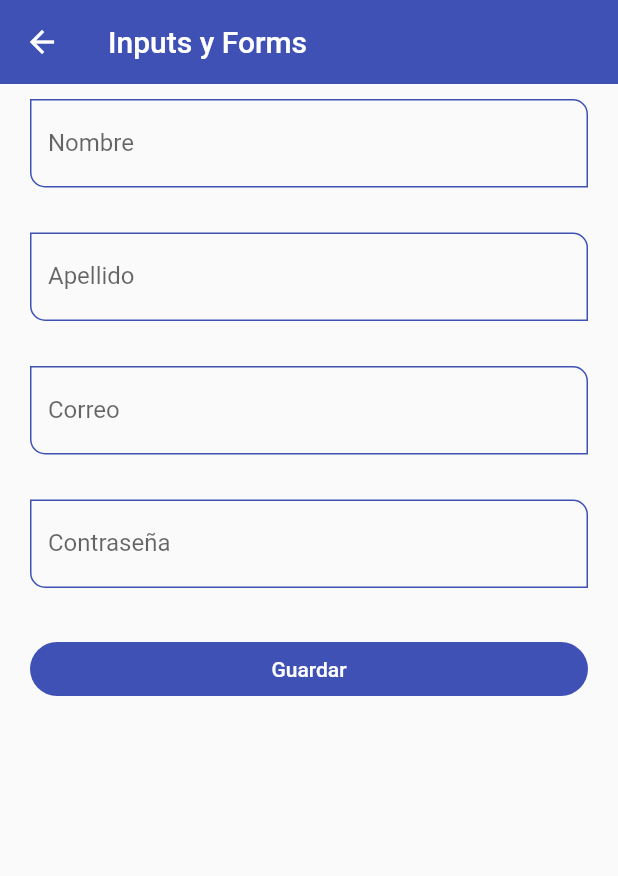
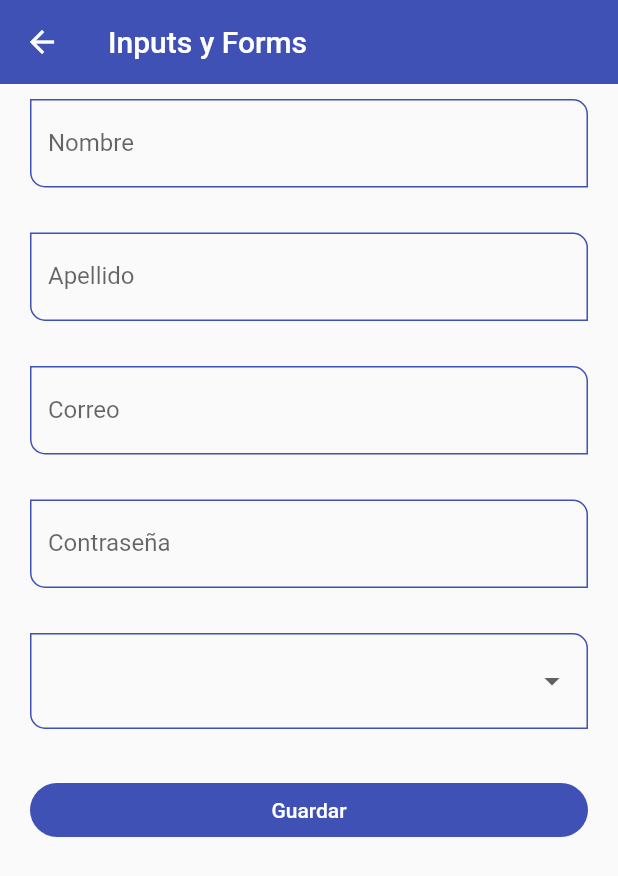
Before and after one commit to mkhi33/flutter, a Flutter app: the InputsScreen screen opened by its route, on a phone screen of 412 x 824 dp. Shown: the top 876 px of the screen. Run offline on Flutter 3.47's test engine with Material 2 defaults, Android fonts, the phone set to English and light mode, and no system bars.

```diff
--- a/apps/fl_components/lib/screens/inputs_screen.dart
+++ b/apps/fl_components/lib/screens/inputs_screen.dart
@@ -54,6 +54,29 @@ class InputsScreen extends StatelessWidget {
                   formValues: formValues,
                 ),
                 const SizedBox(height: 30),
+                DropdownButtonFormField<String>(
+                    items: const [
+                      DropdownMenuItem(
+                        value: 'Admin',
+                        child: Text('Admin'),
+                      ),
+                      DropdownMenuItem(
+                        value: 'SuperUser',
+                        child: Text('SuperUser'),
+                      ),
+                      DropdownMenuItem(
+                        value: 'Developer',
+                        child: Text('Developer'),
+                      ),
+                      DropdownMenuItem(
+                        value: 'Jr. Developer',
+                        child: Text('Jr. Developer'),
+                      ),
+                    ],
+                    onChanged: (value) {
+                      formValues['role'] = value ?? 'Admin';
+                    }),
+                const SizedBox(height: 30),
                 ElevatedButton(
                     onPressed: () {
                       FocusScope.of(context).requestFocus(FocusNode());
```
